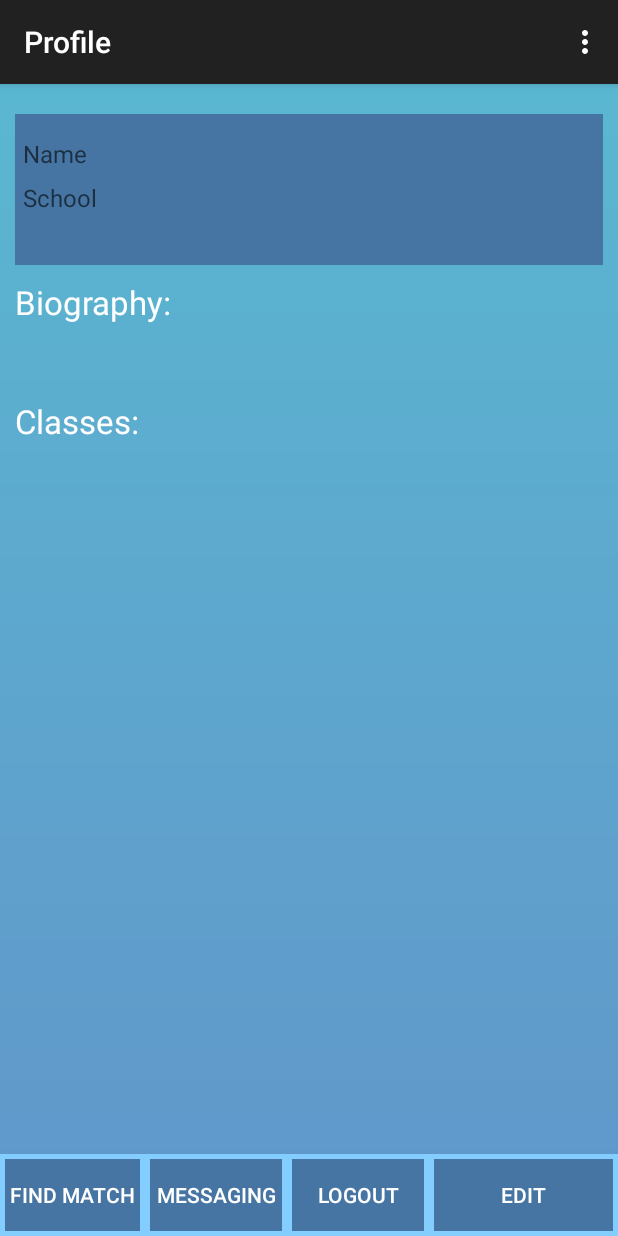
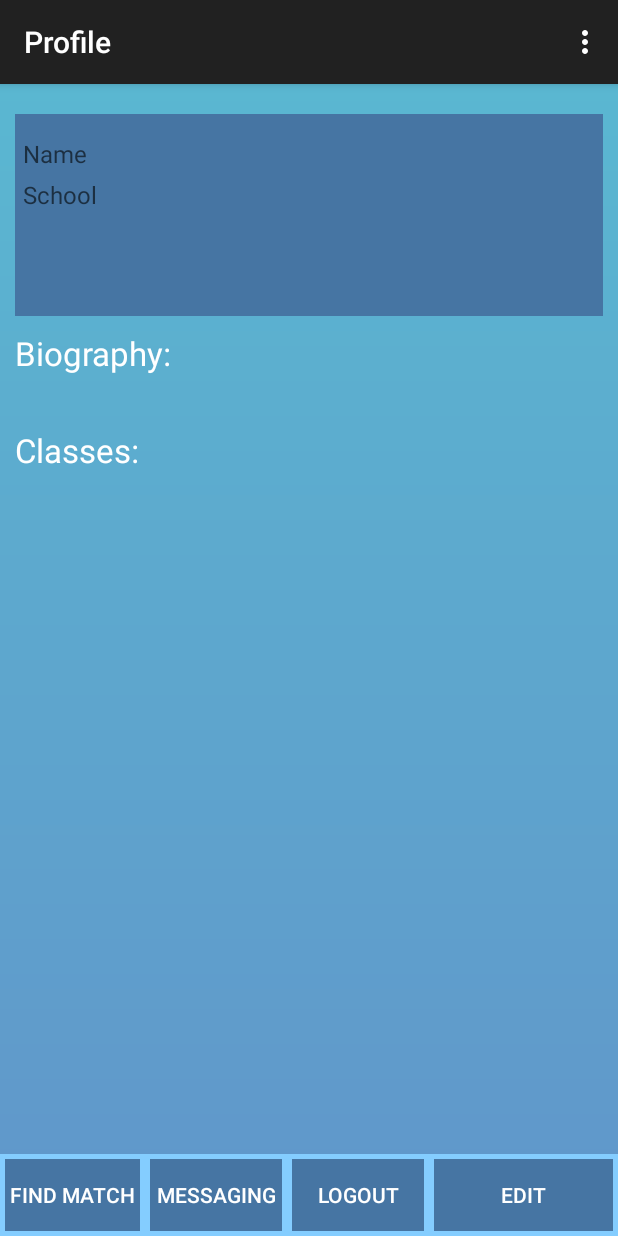
Before and after one commit to Cjreynol-zz/Study-Bear, an Android app: the ProfileActivity screen opened directly, with no data from a screen before it, on a phone screen of 412 x 824 dp. Run offline under Robolectric (Android 15) with nearby library versions, the phone set to English and light mode, and no system bars; 1 statement that could not run was skipped.

Commit message:
Updated the gui. Fixed more bugs!!

```diff
--- a/src/StudyBear/app/src/main/java/com/studybear/cdj/myapplication/EditClasses.java
+++ b/src/StudyBear/app/src/main/java/com/studybear/cdj/myapplication/EditClasses.java
@@ -257,7 +257,6 @@ public class EditClasses extends ActionBarActivity {
         if (id == R.id.action_settings) {
             return true;
         }
-
         return super.onOptionsItemSelected(item);
     }
 }
--- a/src/StudyBear/app/src/main/res/layout/activity_profile.xml
+++ b/src/StudyBear/app/src/main/res/layout/activity_profile.xml
@@ -11,12 +11,11 @@
         android:layout_width="match_parent"
         android:layout_height="wrap_content"
         android:layout_gravity="center_vertical"
-        android:divider="#FFFFFF"
         android:weightSum="1"
         android:layout_marginTop="20dp"
         android:layout_marginLeft="10dp"
         android:layout_marginRight="10dp"
-        android:layout_weight="0.06">
+        android:layout_weight=".15">
 
         <LinearLayout
             android:layout_width="match_parent"
@@ -36,7 +35,9 @@
                 android:layout_marginTop="15dp"
                 android:layout_marginLeft="5dp"
                 android:textColor="#FFFFFF"
-                android:hint="Name" />
+                android:hint="Name"
+                android:layout_marginRight="5dp"
+                android:layout_marginBottom="5dp" />
 
             <TextView
                 android:layout_width="match_parent"
@@ -47,12 +48,46 @@
                 android:layout_alignLeft="@+id/Name"
                 android:layout_alignStart="@+id/Name"
                 android:textSize="16sp"
-                android:layout_marginTop="7dp"
+                android:textColor="#FFFFFF"
+                android:hint="School"
                 android:layout_marginLeft="5dp"
-                android:textColor="#FFFFFF"
-                android:hint="School" />
+                android:layout_marginRight="5dp"
+                android:layout_marginBottom="5dp" />
         </LinearLayout>
 
+    </LinearLayout>
+
+    <LinearLayout
+        android:orientation="vertical"
+        android:layout_width="fill_parent"
+        android:layout_height="wrap_content"
+        android:layout_marginLeft="10dp"
+        android:layout_marginTop="10dp"
+        android:layout_marginRight="10dp">
+
+        <TextView
+            android:layout_width="wrap_content"
+            android:layout_height="wrap_content"
+            android:textAppearance="?android:attr/textAppearanceLarge"
+            android:text="Biography:"
+            android:id="@+id/textView8"
+            android:textColor="#FFFFFF" />
+
+        <TextView
+            android:layout_width="wrap_content"
+            android:layout_height="wrap_content"
+            android:textAppearance="?android:attr/textAppearanceMedium"
+            android:id="@+id/Biography"
+            android:textColor="#FFFFFF"
+            android:layout_margin="5dp" />
+
+        <TextView
+            android:layout_width="wrap_content"
+            android:layout_height="wrap_content"
+            android:textAppearance="?android:attr/textAppearanceLarge"
+            android:text="Classes:"
+            android:id="@+id/textView9"
+            android:textColor="#FFFFFF" />
     </LinearLayout>
 
     <ScrollView
@@ -70,31 +105,6 @@
             android:layout_width="fill_parent"
             android:layout_height="wrap_content"
             android:id="@+id/layoutC">
-
-            <TextView
-                android:layout_width="wrap_content"
-                android:layout_height="wrap_content"
-                android:textAppearance="?android:attr/textAppearanceLarge"
-                android:text="Biography:"
-                android:id="@+id/textView8"
-                android:textColor="#FFFFFF" />
-
-            <TextView
-                android:layout_width="wrap_content"
-                android:layout_height="wrap_content"
-                android:textAppearance="?android:attr/textAppearanceMedium"
-                android:id="@+id/Biography"
-                android:layout_marginBottom="25dp"
-                android:layout_marginLeft="5dp"
-                android:textColor="#FFFFFF" />
-
-            <TextView
-                android:layout_width="wrap_content"
-                android:layout_height="wrap_content"
-                android:textAppearance="?android:attr/textAppearanceLarge"
-                android:text="Classes:"
-                android:id="@+id/textView9"
-                android:textColor="#FFFFFF" />
 
             <TextView
                 android:layout_width="wrap_content"
```
Also changed, not shown: src/StudyBear/app/src/main/java/com/studybear/cdj/myapplication/EditProfile.java (+5 -6 lines), src/StudyBear/app/src/main/res/layout/activity_edit_classes.xml (+12 -2 lines), src/StudyBear/app/src/main/res/layout/activity_edit_profile.xml (+6 -14 lines), 1 other file.
